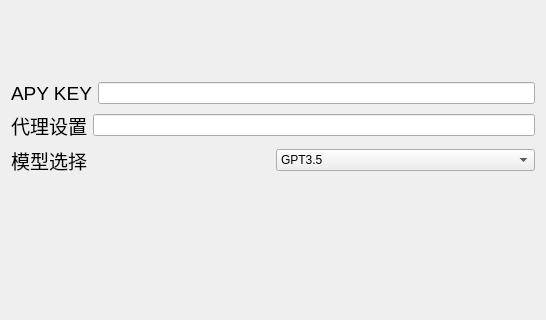
First picture: the form in settingpage.ui, repository longly-boat/ChatgptClient, before the edit; both pictures show x 0 to 546 and y 97 to 417 of the 546 by 651 pixel window.
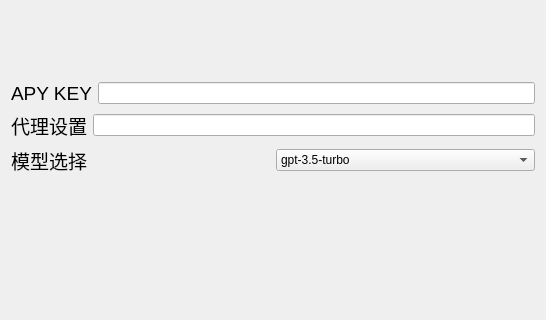
Second picture: the form after the edit.

The edit to the form file:
```diff
--- a/settingpage.ui
+++ b/settingpage.ui
@@ -72,7 +72,7 @@
           <widget class="QComboBox" name="model">
            <item>
             <property name="text">
-             <string>GPT3.5</string>
+             <string>gpt-3.5-turbo</string>
             </property>
            </item>
            <item>
```
Left out of the diff: 2 changed lines with no effect on the pictures.
